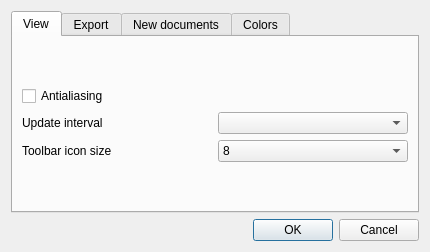
The window that dialogs/preferences.ui (veusz/veusz) describes before a commit, drawn with Qt 5.
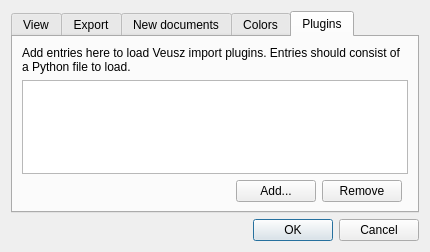
The same window after the commit. The open tabs and pages were chosen to show the change.

Commit message: Add plugin configration to preferences dialog

```diff
--- a/dialogs/preferences.ui
+++ b/dialogs/preferences.ui
@@ -291,6 +291,59 @@
        </item>
       </layout>
      </widget>
+     <widget class="QWidget" name="pluginTab">
+      <attribute name="title">
+       <string>Plugins</string>
+      </attribute>
+      <layout class="QGridLayout" name="gridLayout_4">
+       <item row="0" column="0" colspan="4">
+        <widget class="QLabel" name="label_10">
+         <property name="text">
+          <string>Add entries here to load Veusz import plugins. Entries should consist of a Python file to load.</string>
+         </property>
+         <property name="wordWrap">
+          <bool>true</bool>
+         </property>
+        </widget>
+       </item>
+       <item row="1" column="0" colspan="4">
+        <widget class="QListView" name="pluginList"/>
+       </item>
+       <item row="3" column="0">
+        <spacer name="horizontalSpacer">
+         <property name="orientation">
+          <enum>Qt::Horizontal</enum>
+         </property>
+         <property name="sizeHint" stdset="0">
+          <size>
+           <width>40</width>
+           <height>20</height>
+          </size>
+         </property>
+        </spacer>
+       </item>
+       <item row="3" column="2">
+        <widget class="QPushButton" name="pluginRemoveButton">
+         <property name="sizePolicy">
+          <sizepolicy hsizetype="Minimum" vsizetype="Fixed">
+           <horstretch>0</horstretch>
+           <verstretch>0</verstretch>
+          </sizepolicy>
+         </property>
+         <property name="text">
+          <string>Remove</string>
+         </property>
+        </widget>
+       </item>
+       <item row="3" column="1">
+        <widget class="QPushButton" name="pluginAddButton">
+         <property name="text">
+          <string>Add...</string>
+         </property>
+        </widget>
+       </item>
+      </layout>
+     </widget>
     </widget>
    </item>
    <item>
```
The commit also changes 1 other file.
